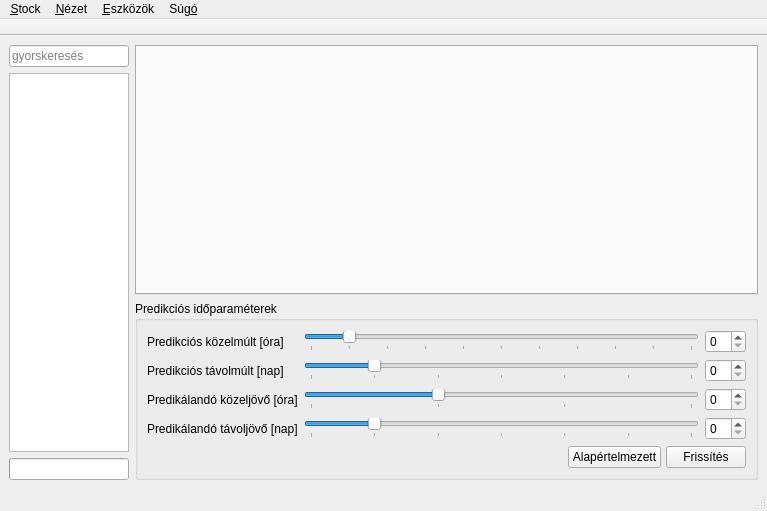
Before: the Qt Designer form intellistock/ui/ui_mainwindow.ui in morta-code/IntelliStock, drawn with Qt 5.
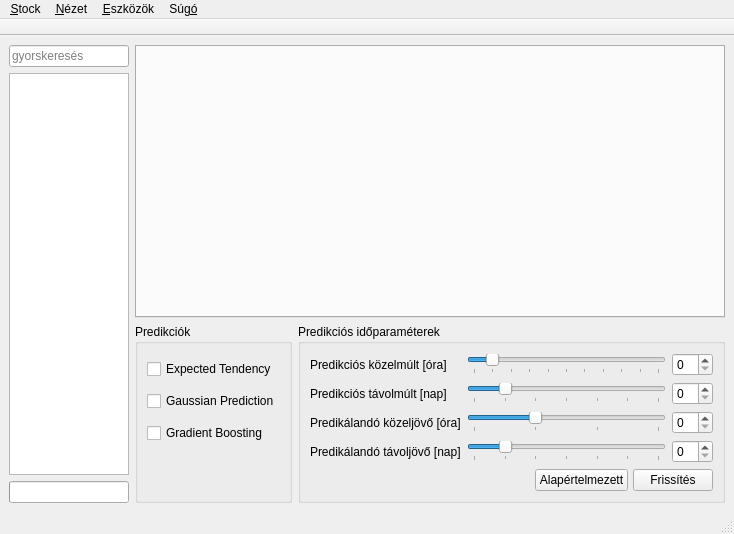
After: the same form once the commit is applied.

Commit message: More prediction options ion GUI. Initial ”About” box.

Diff of the .ui file:
```diff
--- a/intellistock/ui/ui_mainwindow.ui
+++ b/intellistock/ui/ui_mainwindow.ui
@@ -6,8 +6,8 @@
    <rect>
     <x>0</x>
     <y>0</y>
-    <width>767</width>
-    <height>511</height>
+    <width>734</width>
+    <height>534</height>
    </rect>
   </property>
   <property name="windowTitle">
@@ -116,6 +116,54 @@
        </widget>
       </item>
       <item>
+       <layout class="QHBoxLayout" name="horizontalLayout_predictionOptions">
+        <item>
+         <widget class="QGroupBox" name="groupBox_predChecks">
+          <property name="title">
+           <string>Predikciók</string>
+          </property>
+          <layout class="QVBoxLayout" name="verticalLayout">
+           <item>
+            <widget class="QCheckBox" name="checkBox_expTendency">
+             <property name="text">
+              <string>Expected Tendency</string>
+             </property>
+            </widget>
+           </item>
+           <item>
+            <widget class="QCheckBox" name="checkBox_multidimPred">
+             <property name="text">
+              <string>Gaussian Prediction</string>
+             </property>
+            </widget>
+           </item>
+           <item>
+            <widget class="QCheckBox" name="checkBox_gradBoosting">
+             <property name="text">
+              <string>Gradient Boosting</string>
+             </property>
+            </widget>
+           </item>
+           <item>
+            <spacer name="verticalSpacer">
+             <property name="orientation">
+              <enum>Qt::Vertical</enum>
+             </property>
+             <property name="sizeType">
+              <enum>QSizePolicy::Preferred</enum>
+             </property>
+             <property name="sizeHint" stdset="0">
+              <size>
+               <width>20</width>
+               <height>40</height>
+              </size>
+             </property>
+            </spacer>
+           </item>
+          </layout>
+         </widget>
+        </item>
+        <item>
        <widget class="QGroupBox" name="groupBox_time">
         <property name="title">
          <string>Predikciós időparaméterek</string>
@@ -316,13 +364,15 @@
      </layout>
     </item>
    </layout>
+    </item>
+   </layout>
   </widget>
   <widget class="QMenuBar" name="menubar">
    <property name="geometry">
     <rect>
      <x>0</x>
      <y>0</y>
-     <width>767</width>
+     <width>734</width>
      <height>21</height>
     </rect>
    </property>
```
Lines whose indentation alone changed are shown as unchanged. The commit also changes 2 other files.
